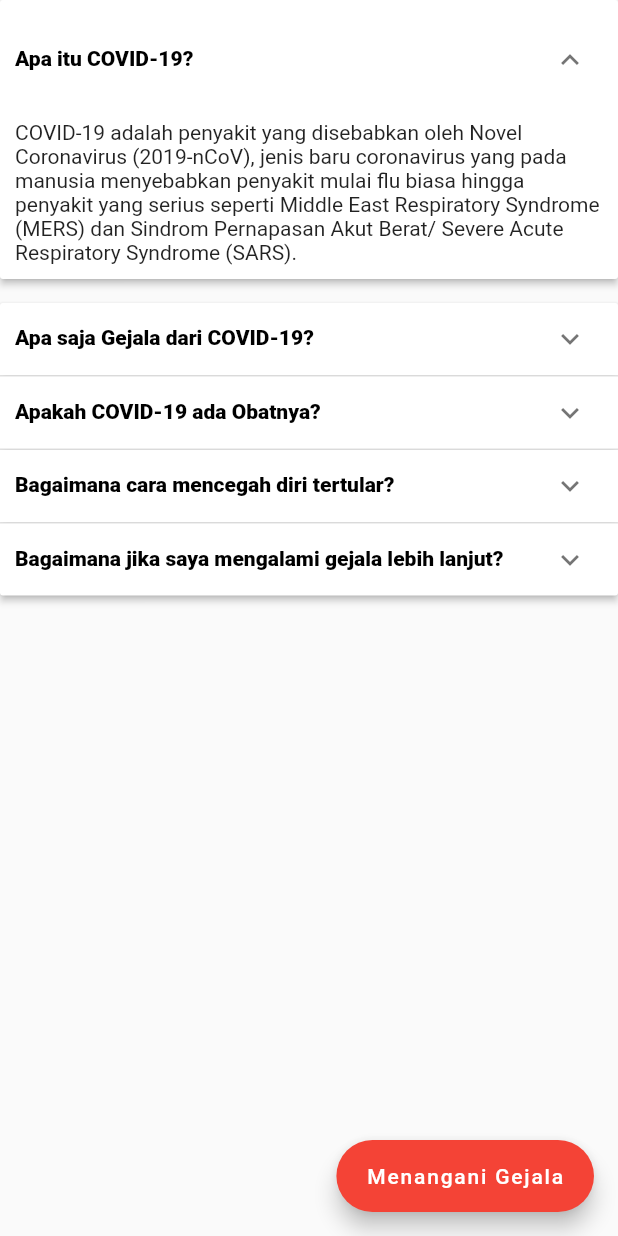
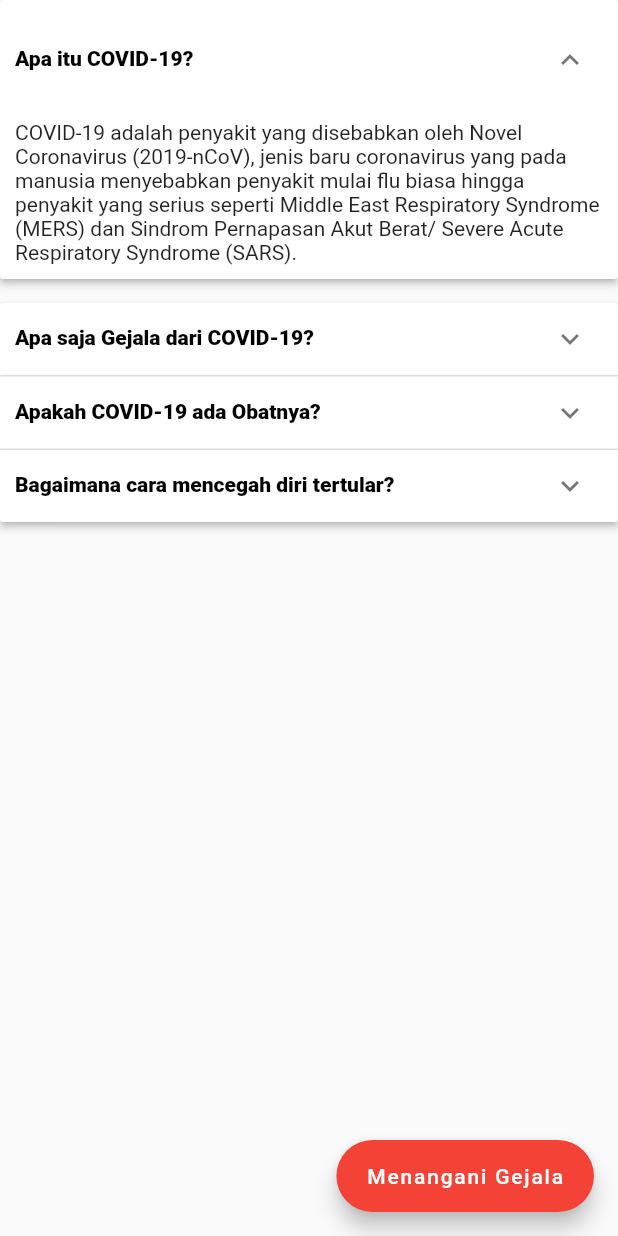
Before and after one commit to iqbalarauf/SocmedCovidTracker, a Flutter app: the InfoCovid screen opened directly, after a tap on the "expand more" icon, on a phone screen of 412 x 824 dp. Run offline on Flutter 3.47's test engine with Material 2 defaults, Android fonts, the phone set to English and light mode, and no system bars; our stand-ins replace firebase_auth, firebase_core; accounts and stored records are empty.

```diff
--- a/lib/infoCovid.dart
+++ b/lib/infoCovid.dart
@@ -26,11 +26,7 @@ class _InfoCovidState extends State<InfoCovid> {
     ExpansionItem(
         header: "Bagaimana cara mencegah diri tertular?",
         body:
-            "Seseorang dapat terinfeksi dari penderita COVID-19. Penyakit ini dapat menyebar melalui tetesan kecil (droplet) dari hidung atau mulut pada saat batuk atau bersin. Droplet tersebut kemudian jatuh pada benda di sekitarnya. Kemudian jika ada orang lain menyentuh benda yang sudah terkontaminasi dengan droplet tersebut, lalu orang itu menyentuh mata, hidung atau mulut (segitiga wajah), maka orang itu dapat terinfeksi COVID-19. Seseorang juga bisa terinfeksi COVID-19 ketika tanpa sengaja menghirup droplet dari penderita. Inilah sebabnya mengapa kita penting untuk menjaga jarak hingga kurang lebih satu meter dari orang yang sakit."),
-    ExpansionItem(
-        header: "Bagaimana jika saya mengalami gejala lebih lanjut?",
-        body:
-            "Anda dapat mengakses menu Penanganan COVID-19 untuk informasi lebih lanjut")
+            "Seseorang dapat terinfeksi dari penderita COVID-19. Penyakit ini dapat menyebar melalui tetesan kecil (droplet) dari hidung atau mulut pada saat batuk atau bersin. Droplet tersebut kemudian jatuh pada benda di sekitarnya. Kemudian jika ada orang lain menyentuh benda yang sudah terkontaminasi dengan droplet tersebut, lalu orang itu menyentuh mata, hidung atau mulut (segitiga wajah), maka orang itu dapat terinfeksi COVID-19. Seseorang juga bisa terinfeksi COVID-19 ketika tanpa sengaja menghirup droplet dari penderita. Inilah sebabnya mengapa kita penting untuk menjaga jarak hingga kurang lebih satu meter dari orang yang sakit.")
   ];
 
   @override
```
